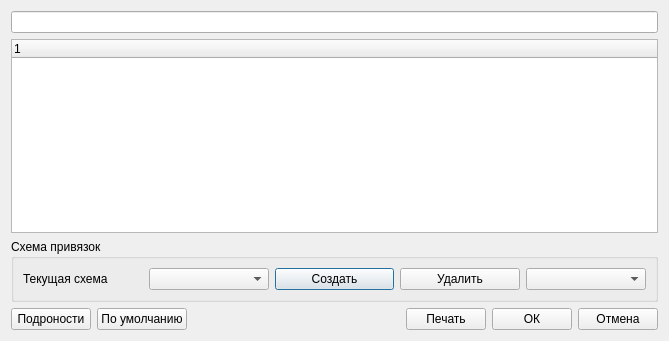
Old version of the form setting/settingkey.ui in the repository kissofblood/September.
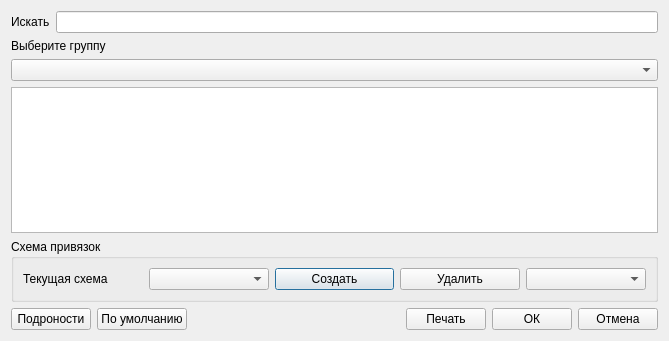
New version of the form.

What changed in the file:
```diff
--- a/setting/settingkey.ui
+++ b/setting/settingkey.ui
@@ -15,17 +15,32 @@
   </property>
   <layout class="QVBoxLayout" name="verticalLayout">
    <item>
-    <widget class="QLineEdit" name="lineEdit"/>
+    <layout class="QHBoxLayout" name="horizontalLayout_3">
+     <item>
+      <widget class="QLabel" name="label_2">
+       <property name="text">
+        <string>Искать</string>
+       </property>
+      </widget>
+     </item>
+     <item>
+      <widget class="QLineEdit" name="editSearch"/>
+     </item>
+    </layout>
    </item>
    <item>
-    <widget class="QTreeWidget" name="treeWidget">
-     <column>
-      <property name="text">
-       <string notr="true">1</string>
-      </property>
-     </column>
+    <widget class="QLabel" name="label_3">
+     <property name="text">
+      <string>Выберите группу</string>
+     </property>
     </widget>
    </item>
+   <item>
+    <widget class="QComboBox" name="cmbGroup"/>
+   </item>
+   <item>
+    <widget class="QTableWidget" name="tableWidget"/>
+   </item>
    <item>
     <widget class="QGroupBox" name="grpScheme">
      <property name="enabled">
```
